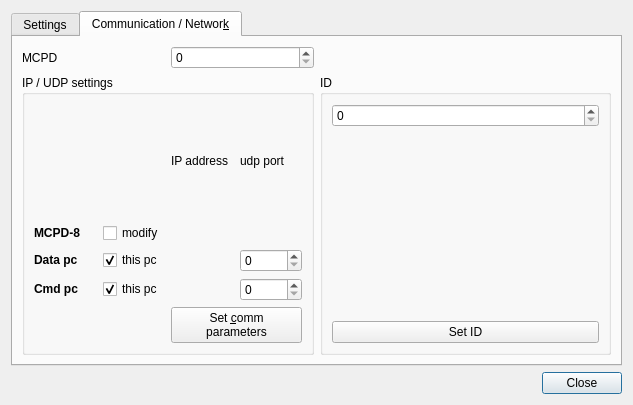
Old version of the form qmesydaq/mcpdsetup.ui in the repository flueke/qmesydaq.
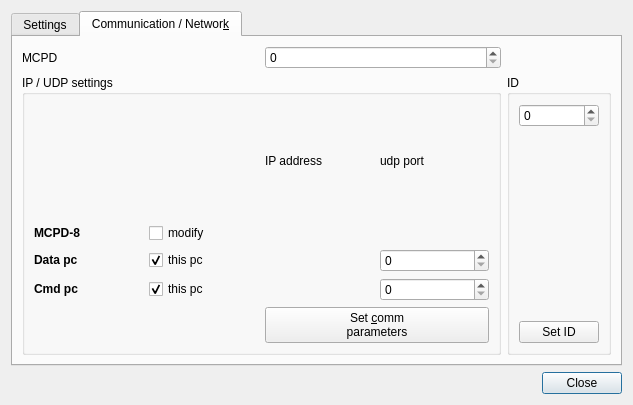
New version of the form. The open tabs and pages were chosen to show the change. Custom widgets are drawn as their Qt base class.

Commit message: GUI: Optimize the MCPD-8 setup widget size

What changed in the file:
```diff
--- a/qmesydaq/mcpdsetup.ui
+++ b/qmesydaq/mcpdsetup.ui
@@ -790,6 +790,12 @@
        </item>
        <item row="1" column="1">
         <widget class="QGroupBox" name="groupBox29">
+         <property name="sizePolicy">
+          <sizepolicy hsizetype="Fixed" vsizetype="Preferred">
+           <horstretch>0</horstretch>
+           <verstretch>0</verstretch>
+          </sizepolicy>
+         </property>
          <property name="title">
           <string>ID</string>
          </property>
```
The commit also changes 1 other file.
